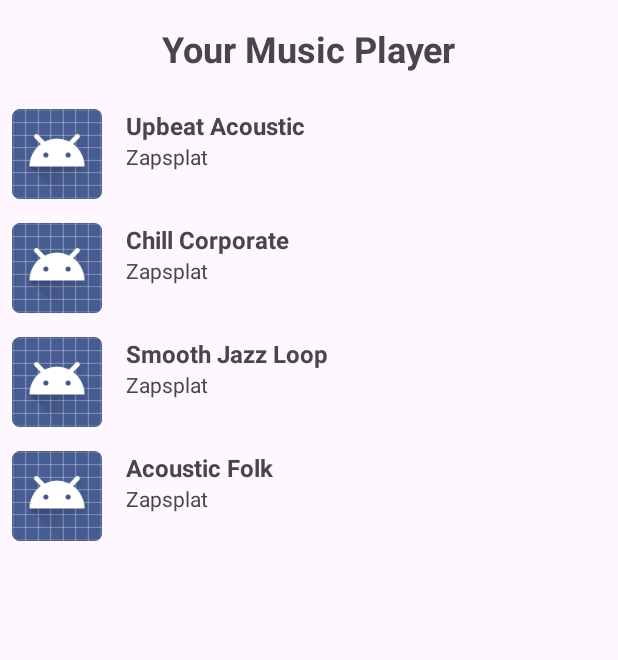
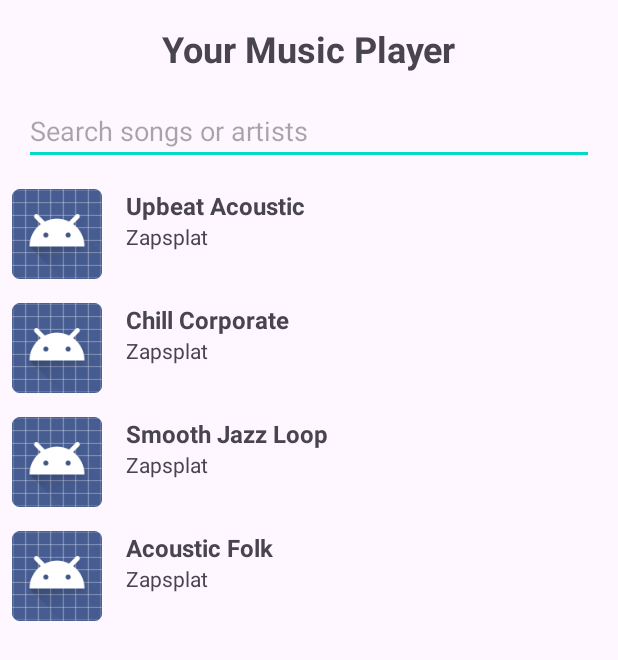
Before and after one commit to niharika17032001/MyMusicApp, an Android app: the screen it shows after launch (MainActivity), on a phone screen of 412 x 824 dp. Shown: the top 660 px of the screen. Run offline under Robolectric (Android 15) with nearby library versions, the phone set to English and light mode, and no system bars; pictures from the network do not load.

Commit message:
workable properly

```diff
--- a/app/src/main/java/com/example/mymusicapp/MainActivity.kt
+++ b/app/src/main/java/com/example/mymusicapp/MainActivity.kt
@@ -2,6 +2,9 @@ package com.example.mymusicapp // CHANGED HERE
 
 import android.content.Intent
 import android.os.Bundle
+import android.text.Editable
+import android.text.TextWatcher
+import android.view.View
 import androidx.appcompat.app.AppCompatActivity
 import androidx.recyclerview.widget.LinearLayoutManager
 import com.example.mymusicapp.databinding.ActivityMainBinding // CHANGED HERE
@@ -10,6 +13,7 @@ class MainActivity : AppCompatActivity() {
 
     private lateinit var binding: ActivityMainBinding
     private lateinit var songList: List<Song>
+    private lateinit var songAdapter: SongAdapter // Keep a reference to the adapter
 
     override fun onCreate(savedInstanceState: Bundle?) {
         super.onCreate(savedInstanceState)
@@ -18,6 +22,7 @@ class MainActivity : AppCompatActivity() {
 
         setupSongList()
         setupRecyclerView()
+        setupSearchBar() // Call the new search bar setup method
     }
 
     private fun setupSongList() {
@@ -60,13 +65,50 @@ class MainActivity : AppCompatActivity() {
 
     private fun setupRecyclerView() {
         binding.rvSongList.layoutManager = LinearLayoutManager(this)
-        val adapter = SongAdapter(songList) { clickedSong, position ->
+        // Pass a mutable list to the adapter
+        songAdapter = SongAdapter(ArrayList(songList)) { clickedSong, position ->
             val intent = Intent(this, PlayerActivity::class.java).apply {
-                putExtra("current_song_index", position)
-                putExtra("song_list", ArrayList(songList)) // Pass the entire list
+                // Pass the original index of the clicked song from the *unfiltered* list
+                putExtra("current_song_index", songList.indexOf(clickedSong))
+                putExtra("song_list", ArrayList(songList)) // Pass the entire original list
             }
             startActivity(intent)
         }
-        binding.rvSongList.adapter = adapter
+        binding.rvSongList.adapter = songAdapter
+    }
+
+    private fun setupSearchBar() {
+        binding.etSearch.addTextChangedListener(object : TextWatcher {
+            override fun beforeTextChanged(s: CharSequence?, start: Int, count: Int, after: Int) {
+                // Not needed for this implementation
+            }
+
+            override fun onTextChanged(s: CharSequence?, start: Int, before: Int, count: Int) {
+                val query = s.toString()
+                filterSongs(query)
+                // Show/hide clear button based on text presence
+                binding.btnClearSearch.visibility = if (query.isNotEmpty()) View.VISIBLE else View.GONE
+            }
+
+            override fun afterTextChanged(s: Editable?) {
+                // Not needed for this implementation
+            }
+        })
+
+        binding.btnClearSearch.setOnClickListener {
+            binding.etSearch.text.clear() // Clear the search text
+        }
+    }
+
+    private fun filterSongs(query: String) {
+        val filteredList = if (query.isBlank()) {
+            songList // If query is empty, show all songs
+        } else {
+            songList.filter {
+                it.title.contains(query, ignoreCase = true) || // Case-insensitive search by title
+                        it.artist.contains(query, ignoreCase = true) // Case-insensitive search by artist
+            }
+        }
+        songAdapter.updateList(filteredList) // Update the adapter with the filtered list
     }
 }
--- a/app/src/main/java/com/example/mymusicapp/SongAdapter.kt
+++ b/app/src/main/java/com/example/mymusicapp/SongAdapter.kt
@@ -7,7 +7,7 @@ import com.bumptech.glide.Glide
 import com.example.mymusicapp.databinding.ItemSongBinding // CHANGED HERE
 
 class SongAdapter(
-    private val songs: List<Song>,
+    private var songs: ArrayList<Song>, // Change to var and ArrayList to make it mutable
     private val onItemClick: (Song, Int) -> Unit // Pass song object and its position
 ) : RecyclerView.Adapter<SongAdapter.SongViewHolder>() {
 
@@ -40,4 +40,11 @@ class SongAdapter(
     }
 
     override fun getItemCount(): Int = songs.size
+
+    // New method to update the list of songs in the adapter
+    fun updateList(newList: List<Song>) {
+        songs.clear() // Clear existing songs
+        songs.addAll(newList) // Add all new songs
+        notifyDataSetChanged() // Notify RecyclerView that data has changed
+    }
 }
--- a/app/src/main/res/layout/activity_main.xml
+++ b/app/src/main/res/layout/activity_main.xml
@@ -10,23 +10,54 @@
         android:id="@+id/tv_app_title"
         android:layout_width="wrap_content"
         android:layout_height="wrap_content"
+        android:padding="16dp"
         android:text="Your Music Player"
         android:textSize="24sp"
         android:textStyle="bold"
-        android:padding="16dp"
-        app:layout_constraintTop_toTopOf="parent"
+        app:layout_constraintEnd_toEndOf="parent"
         app:layout_constraintStart_toStartOf="parent"
-        app:layout_constraintEnd_toEndOf="parent" />
+        app:layout_constraintTop_toTopOf="parent" />
+
+    <LinearLayout
+        android:id="@+id/search_layout"
+        android:layout_width="0dp"
+        android:layout_height="wrap_content"
+        android:orientation="horizontal"
+        android:paddingStart="16dp"
+        android:paddingEnd="16dp"
+        android:paddingBottom="8dp"
+        app:layout_constraintEnd_toEndOf="parent"
+        app:layout_constraintStart_toStartOf="parent"
+        app:layout_constraintTop_toBottomOf="@id/tv_app_title">
+
+        <EditText
+            android:id="@+id/et_search"
+            android:layout_width="0dp"
+            android:layout_height="wrap_content"
+            android:layout_weight="1"
+            android:hint="Search songs or artists"
+            android:inputType="text"
+            android:maxLines="1"
+            android:singleLine="true" />
+
+        <ImageButton
+            android:id="@+id/btn_clear_search"
+            android:layout_width="wrap_content"
+            android:layout_height="wrap_content"
+            android:src="@android:drawable/ic_menu_close_clear_cancel"
+            android:visibility="gone"
+            android:contentDescription="Clear Search" />
+
+    </LinearLayout>
 
     <androidx.recyclerview.widget.RecyclerView
         android:id="@+id/rv_song_list"
         android:layout_width="0dp"
         android:layout_height="0dp"
-        app:layout_constraintTop_toBottomOf="@id/tv_app_title"
         app:layout_constraintBottom_toBottomOf="parent"
+        app:layout_constraintEnd_toEndOf="parent"
         app:layout_constraintStart_toStartOf="parent"
-        app:layout_constraintEnd_toEndOf="parent"
-        tools:listitem="@layout/item_song"
-        />
+        app:layout_constraintTop_toBottomOf="@id/search_layout"
+        tools:listitem="@layout/item_song" />
 
 </androidx.constraintlayout.widget.ConstraintLayout>
```
